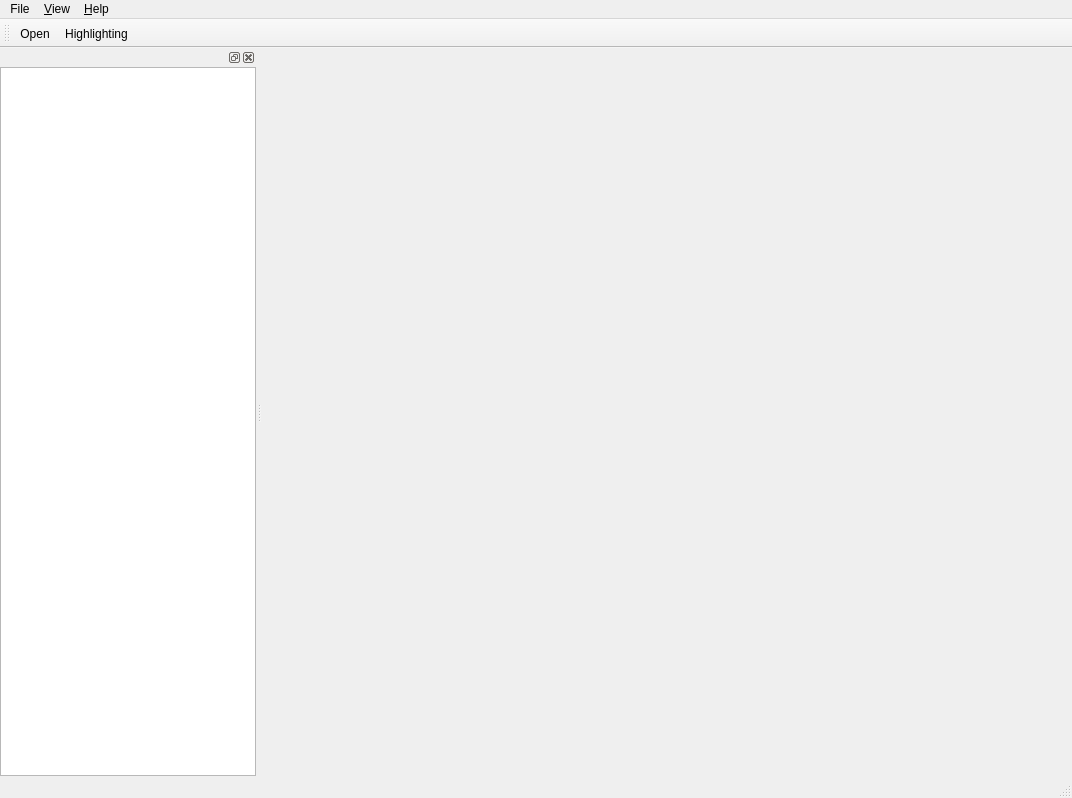
Qt form src/gui/MainWindow.ui (tomvodi/QTail) before a commit.
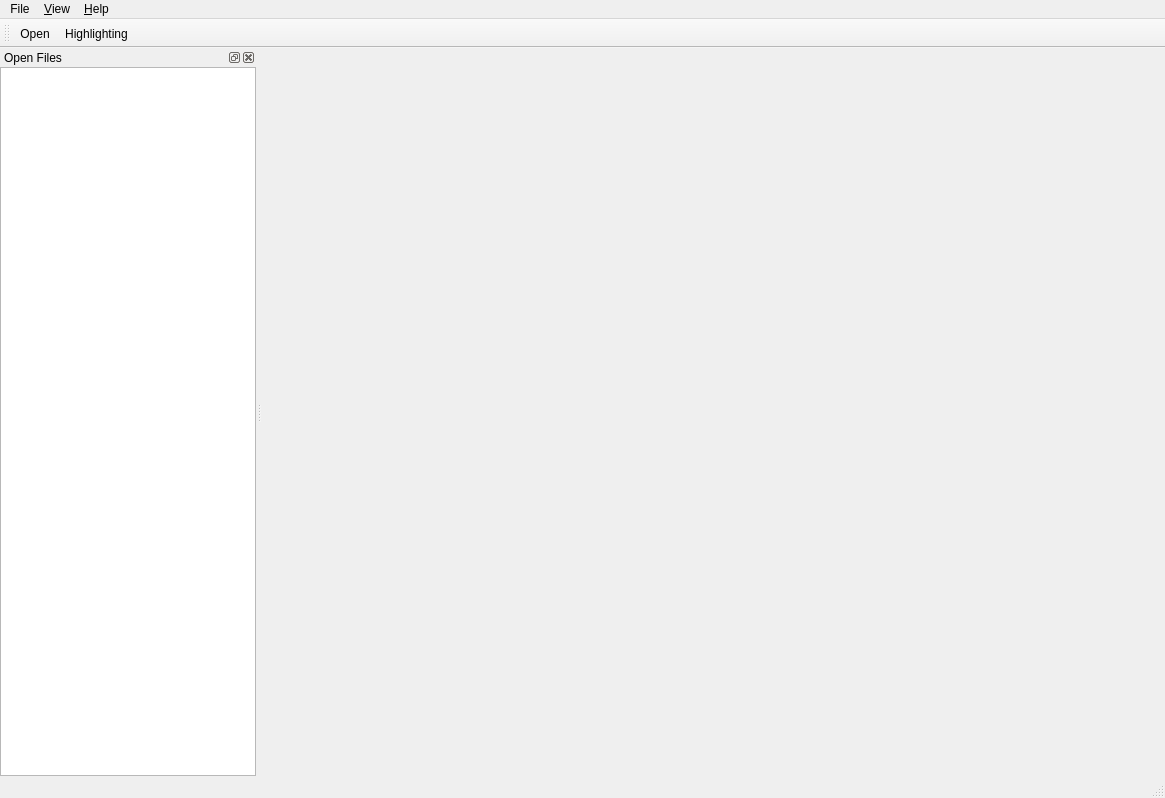
The same form after that commit. Icons and pictures are not drawn.

```diff
--- a/src/gui/MainWindow.ui
+++ b/src/gui/MainWindow.ui
@@ -6,7 +6,7 @@
    <rect>
     <x>0</x>
     <y>0</y>
-    <width>1072</width>
+    <width>1165</width>
     <height>798</height>
    </rect>
   </property>
@@ -25,7 +25,7 @@
     <rect>
      <x>0</x>
      <y>0</y>
-     <width>1072</width>
+     <width>1165</width>
      <height>27</height>
     </rect>
    </property>
@@ -79,6 +79,9 @@
   </widget>
   <widget class="QStatusBar" name="statusBar"/>
   <widget class="QDockWidget" name="fileDockWidget">
+   <property name="windowTitle">
+    <string>Open Files</string>
+   </property>
    <attribute name="dockWidgetArea">
     <number>1</number>
    </attribute>
```
Left out of the diff: 5 changed lines with no effect on the pictures.
